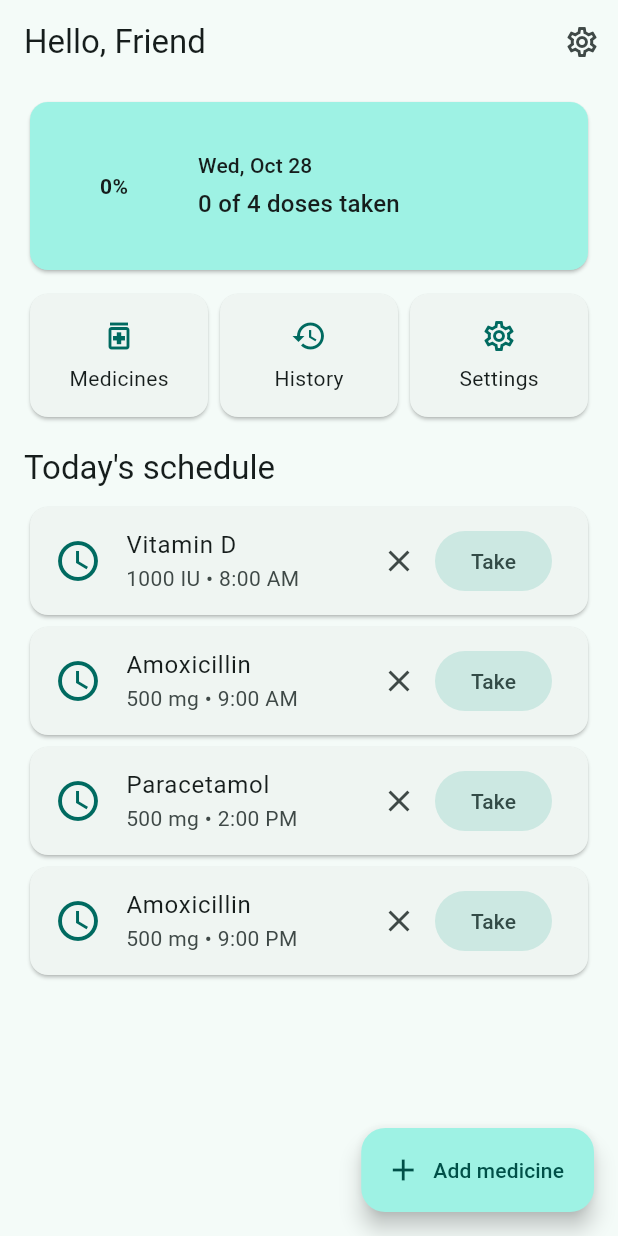
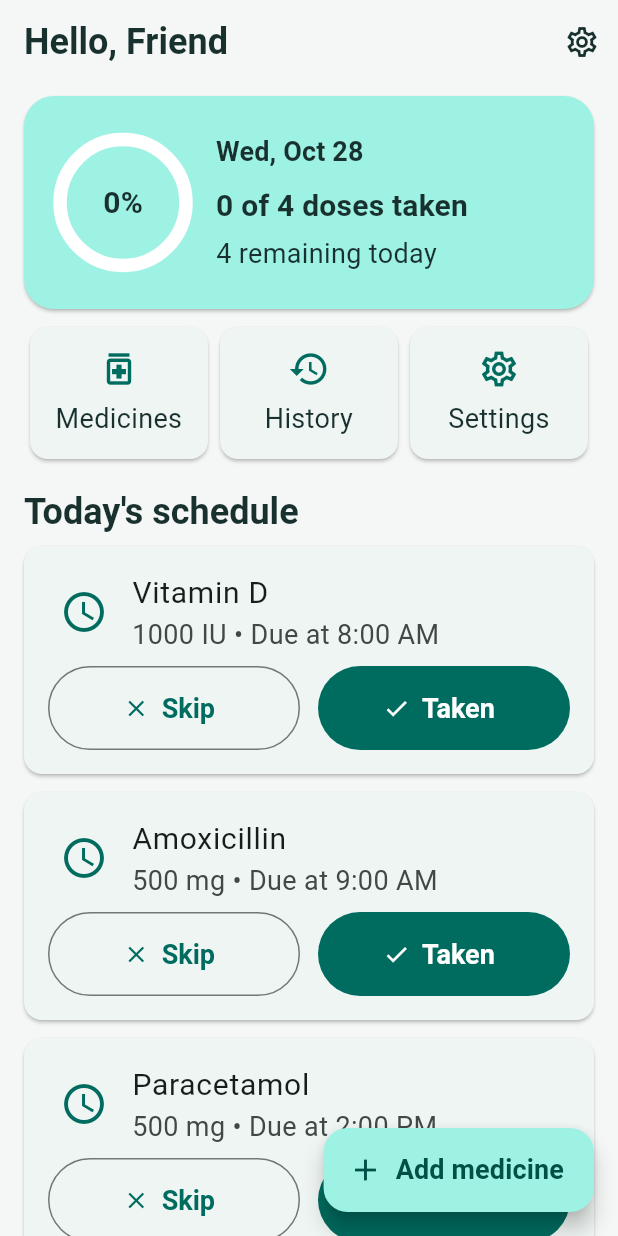
Before and after one commit to UIC-CCS-MOBILE-DEVELOPMENT-2026-2027/Medicine-Reminder-App, a Flutter app: the screen it shows after launch, on a phone screen of 412 x 824 dp. Run offline on Flutter 3.47's test engine with Material 3 defaults, Android fonts, the phone set to English and light mode, and no system bars; our stand-ins replace shared_preferences.

Commit message:
Improve elderly-friendly UI and project README
Document features and setup, and improve readability, contrast, and dose actions.

Co-authored-by: Copilot <223556219+Copilot@users.noreply.github.com>

```diff
--- a/lib/main.dart
+++ b/lib/main.dart
@@ -13,12 +13,66 @@ class MedicineReminderApp extends StatelessWidget {
 
   @override
   Widget build(BuildContext context) {
+    const ink = Color(0xFF18312F);
+    final textTheme = ThemeData.light().textTheme.apply(
+          bodyColor: ink,
+          displayColor: ink,
+        );
+
     return MaterialApp(
       title: 'Medminder',
       debugShowCheckedModeBanner: false,
       theme: ThemeData(
-        colorSchemeSeed: Colors.teal,
+        colorScheme: ColorScheme.fromSeed(
+          seedColor: const Color(0xFF075E54),
+          surface: const Color(0xFFFFFFFF),
+        ),
         useMaterial3: true,
+        scaffoldBackgroundColor: const Color(0xFFF5F7F6),
+        materialTapTargetSize: MaterialTapTargetSize.padded,
+        visualDensity: VisualDensity.standard,
+        textTheme: textTheme.copyWith(
+          bodySmall: textTheme.bodySmall?.copyWith(fontSize: 16),
+          bodyMedium: textTheme.bodyMedium?.copyWith(fontSize: 18),
+          bodyLarge: textTheme.bodyLarge?.copyWith(fontSize: 20),
+          labelLarge: textTheme.labelLarge?.copyWith(fontSize: 18, fontWeight: FontWeight.w600),
+          titleSmall: textTheme.titleSmall?.copyWith(fontSize: 18, fontWeight: FontWeight.w600),
+          titleMedium: textTheme.titleMedium?.copyWith(fontSize: 20, fontWeight: FontWeight.w600),
+          titleLarge: textTheme.titleLarge?.copyWith(fontSize: 24, fontWeight: FontWeight.w700),
+        ),
+        appBarTheme: const AppBarTheme(
+          backgroundColor: Color(0xFFF5F7F6),
+          foregroundColor: ink,
+          centerTitle: false,
+          titleTextStyle: TextStyle(
+            color: ink,
+            fontSize: 24,
+            fontWeight: FontWeight.w700,
+          ),
+        ),
+        inputDecorationTheme: const InputDecorationTheme(
+          contentPadding: EdgeInsets.symmetric(horizontal: 16, vertical: 18),
+          labelStyle: TextStyle(fontSize: 18),
+          hintStyle: TextStyle(fontSize: 18),
+        ),
+        filledButtonTheme: FilledButtonThemeData(
+          style: FilledButton.styleFrom(
+            minimumSize: const Size(64, 56),
+            textStyle: const TextStyle(fontSize: 18, fontWeight: FontWeight.w600),
+          ),
+        ),
+        outlinedButtonTheme: OutlinedButtonThemeData(
+          style: OutlinedButton.styleFrom(
+            minimumSize: const Size(64, 56),
+            textStyle: const TextStyle(fontSize: 18, fontWeight: FontWeight.w600),
+          ),
+        ),
+        textButtonTheme: TextButtonThemeData(
+          style: TextButton.styleFrom(
+            minimumSize: const Size(64, 52),
+            textStyle: const TextStyle(fontSize: 18, fontWeight: FontWeight.w600),
+          ),
+        ),
       ),
       home: const HomeScreen(),
     );
--- a/lib/screens/home_screen.dart
+++ b/lib/screens/home_screen.dart
@@ -1,4 +1,5 @@
 import 'package:flutter/material.dart';
+
 import '../models/medicine.dart';
 import '../services/medicine_store.dart';
 import '../utils.dart';
@@ -20,6 +21,9 @@ class HomeScreen extends StatelessWidget {
       builder: (context, _) {
         final doses = store.dosesForToday();
         final taken = doses.where((d) => d.status == DoseStatus.taken).length;
+        final pending = doses
+            .where((d) => d.status == DoseStatus.pending)
+            .length;
         final progress = doses.isEmpty ? 0.0 : taken / doses.length;
         final cs = Theme.of(context).colorScheme;
 
@@ -39,21 +43,30 @@ class HomeScreen extends StatelessWidget {
             children: [
               Card(
                 color: cs.primaryContainer,
+                margin: EdgeInsets.zero,
+                shape: RoundedRectangleBorder(
+                  borderRadius: BorderRadius.circular(20),
+                ),
                 child: Padding(
-                  padding: const EdgeInsets.all(20),
+                  padding: const EdgeInsets.all(24),
                   child: Row(
                     children: [
-                      SizedBox(
-                        width: 72,
-                        height: 72,
+                      SizedBox.square(
+                        dimension: 84,
                         child: Stack(
                           alignment: Alignment.center,
                           children: [
                             SizedBox.expand(
-                              child: CircularProgressIndicator(value: progress, strokeWidth: 8),
+                              child: CircularProgressIndicator(
+                                value: progress,
+                                strokeWidth: 9,
+                                backgroundColor: cs.surface,
+                              ),
                             ),
-                            Text('${(progress * 100).round()}%',
-                                style: const TextStyle(fontWeight: FontWeight.bold)),
+                            Text(
+                              '${(progress * 100).round()}%',
+                              style: Theme.of(context).textTheme.titleMedium,
+                            ),
                           ],
                         ),
                       ),
@@ -62,11 +75,17 @@ class HomeScreen extends StatelessWidget {
                         child: Column(
                           crossAxisAlignment: CrossAxisAlignment.start,
                           children: [
-                            Text(formatDate(DateTime.now()),
-                                style: Theme.of(context).textTheme.labelLarge),
+                            Text(
+                              formatDate(DateTime.now()),
+                              style: Theme.of(context).textTheme.titleSmall,
+                            ),
+                            const SizedBox(height: 8),
+                            Text(
+                              '$taken of ${doses.length} doses taken',
+                              style: Theme.of(context).textTheme.titleMedium,
+                            ),
                             const SizedBox(height: 4),
-                            Text('$taken of ${doses.length} doses taken',
-                                style: Theme.of(context).textTheme.titleMedium),
+                            Text('$pending remaining today'),
                           ],
                         ),
                       ),
@@ -95,12 +114,36 @@ class HomeScreen extends StatelessWidget {
                 ],
               ),
               const SizedBox(height: 20),
-              Text("Today's schedule", style: Theme.of(context).textTheme.titleLarge),
+              Text(
+                "Today's schedule",
+                style: Theme.of(context).textTheme.titleLarge,
+              ),
               const SizedBox(height: 8),
               if (doses.isEmpty)
-                const Padding(
-                  padding: EdgeInsets.symmetric(vertical: 40),
-                  child: Center(child: Text('No doses scheduled. Tap "Add medicine" to start.')),
+                Card(
+                  child: Padding(
+                    padding: const EdgeInsets.all(24),
+                    child: Column(
+                      children: [
+                        Icon(
+                          Icons.event_available,
+                          size: 40,
+                          color: cs.primary,
+                        ),
+                        const SizedBox(height: 12),
+                        Text(
+                          'No doses scheduled',
+                          style: Theme.of(context).textTheme.titleMedium,
+                          textAlign: TextAlign.center,
+                        ),
+                        const SizedBox(height: 4),
+                        const Text(
+                          'Add a medicine to create your daily reminder schedule.',
+                          textAlign: TextAlign.center,
+                        ),
+                      ],
+                    ),
+                  ),
                 )
               else
                 for (final d in doses) _DoseCard(dose: d),
@@ -118,7 +161,11 @@ class HomeScreen extends StatelessWidget {
 }
 
 class _QuickAction extends StatelessWidget {
-  const _QuickAction({required this.icon, required this.label, required this.onTap});
+  const _QuickAction({
+    required this.icon,
+    required this.label,
+    required this.onTap,
+  });
   final IconData icon;
   final String label;
   final VoidCallback onTap;
@@ -131,13 +178,18 @@ class _QuickAction extends StatelessWidget {
         child: InkWell(
           borderRadius: BorderRadius.circular(12),
           onTap: onTap,
-          child: Padding(
-            padding: const EdgeInsets.symmetric(vertical: 16),
+          child: SizedBox(
+            height: 88,
             child: Column(
+              mainAxisAlignment: MainAxisAlignment.center,
               children: [
-                Icon(icon, color: Theme.of(context).colorScheme.primary),
+                Icon(
+                  icon,
+                  color: Theme.of(context).colorScheme.primary,
+                  size: 28,
+                ),
                 const SizedBox(height: 6),
-                Text(label),
+                Text(label, textAlign: TextAlign.center),
               ],
             ),
           ),
@@ -157,22 +209,25 @@ class _DoseCard extends StatelessWidget {
     final time = TimeOfDay.fromDateTime(dose.scheduled).format(context);
     final cs = Theme.of(context).colorScheme;
 
-    Widget trailing;
+    Widget action;
     IconData leading;
     Color leadingColor;
+    String status;
     switch (dose.status) {
       case DoseStatus.taken:
         leading = Icons.check_circle;
-        leadingColor = Colors.green;
-        trailing = TextButton(
+        leadingColor = const Color(0xFF176B43);
+        status = 'Taken';
+        action = TextButton(
           onPressed: () => store.undoDose(dose),
           child: const Text('Undo'),
         );
         break;
       case DoseStatus.skipped:
         leading = Icons.remove_circle;
-        leadingColor = cs.outline;
-        trailing = TextButton(
+        leadingColor = cs.onSurfaceVariant;
+        status = 'Skipped';
+        action = TextButton(
           onPressed: () => store.undoDose(dose),
           child: const Text('Undo'),
         );
@@ -180,17 +235,23 @@ class _DoseCard extends StatelessWidget {
       case DoseStatus.pending:
         leading = Icons.schedule;
         leadingColor = cs.primary;
-        trailing = Row(
-          mainAxisSize: MainAxisSize.min,
+        status = 'Due at $time';
+        action = Row(
           children: [
-            IconButton(
-              tooltip: 'Skip',
-              icon: const Icon(Icons.close),
-              onPressed: () => store.markDose(dose, DoseStatus.skipped),
+            Expanded(
+              child: OutlinedButton.icon(
+                onPressed: () => store.markDose(dose, DoseStatus.skipped),
+                icon: const Icon(Icons.close),
+                label: const Text('Skip'),
+              ),
             ),
-            FilledButton.tonal(
-              onPressed: () => store.markDose(dose, DoseStatus.taken),
-              child: const Text('Take'),
+            const SizedBox(width: 12),
+            Expanded(
+              child: FilledButton.icon(
+                onPressed: () => store.markDose(dose, DoseStatus.taken),
+                icon: const Icon(Icons.check),
+                label: const Text('Taken'),
+              ),
             ),
           ],
         );
@@ -198,12 +259,24 @@ class _DoseCard extends StatelessWidget {
     }
 
     return Card(
-      child: ListTile(
-        leading: Icon(leading, color: leadingColor, size: 32),
-        title: Text(dose.medicineName),
-        subtitle: Text('${dose.dosage} \u2022 $time'),
-        trailing: trailing,
-        onTap: () => pushPage(context, MedicineDetailScreen(medicineId: dose.medicineId)),
+      margin: const EdgeInsets.only(bottom: 12),
+      child: Padding(
+        padding: const EdgeInsets.fromLTRB(8, 8, 16, 16),
+        child: Column(
+          crossAxisAlignment: CrossAxisAlignment.stretch,
+          children: [
+            ListTile(
+              leading: Icon(leading, color: leadingColor, size: 32),
+              title: Text(dose.medicineName),
+              subtitle: Text('${dose.dosage} \u2022 $status'),
+              onTap: () => pushPage(
+                context,
+                MedicineDetailScreen(medicineId: dose.medicineId),
+              ),
+            ),
+            Padding(padding: const EdgeInsets.only(left: 8), child: action),
+          ],
+        ),
       ),
     );
   }
```
Also changed, not shown: 1 other file.
